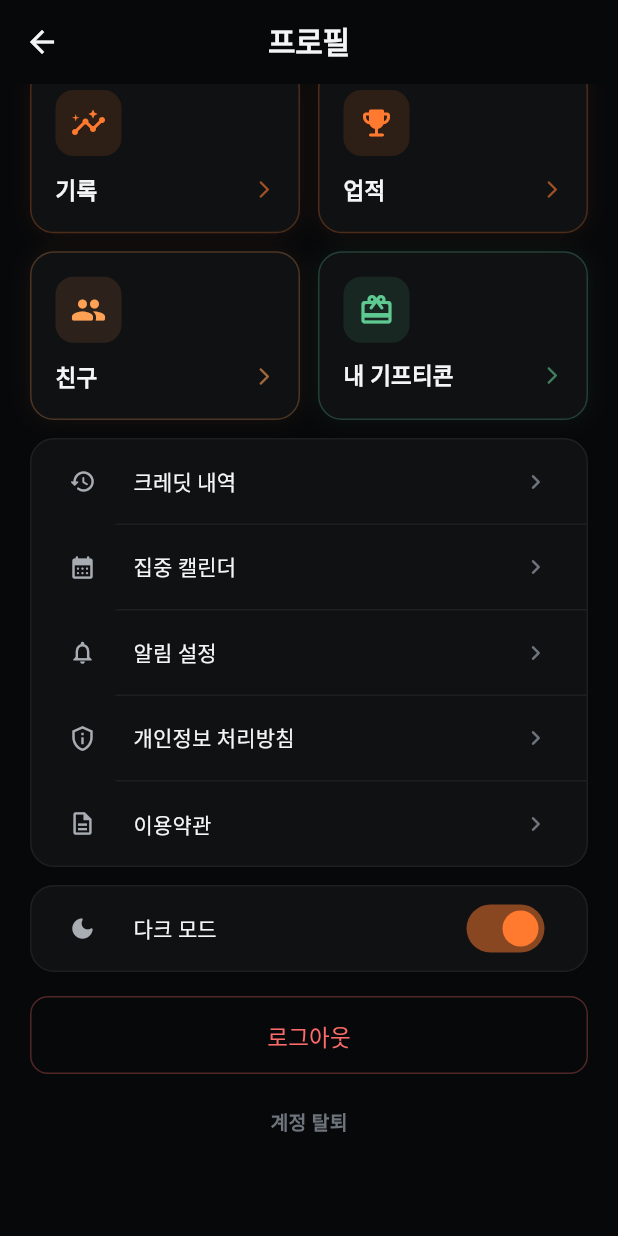
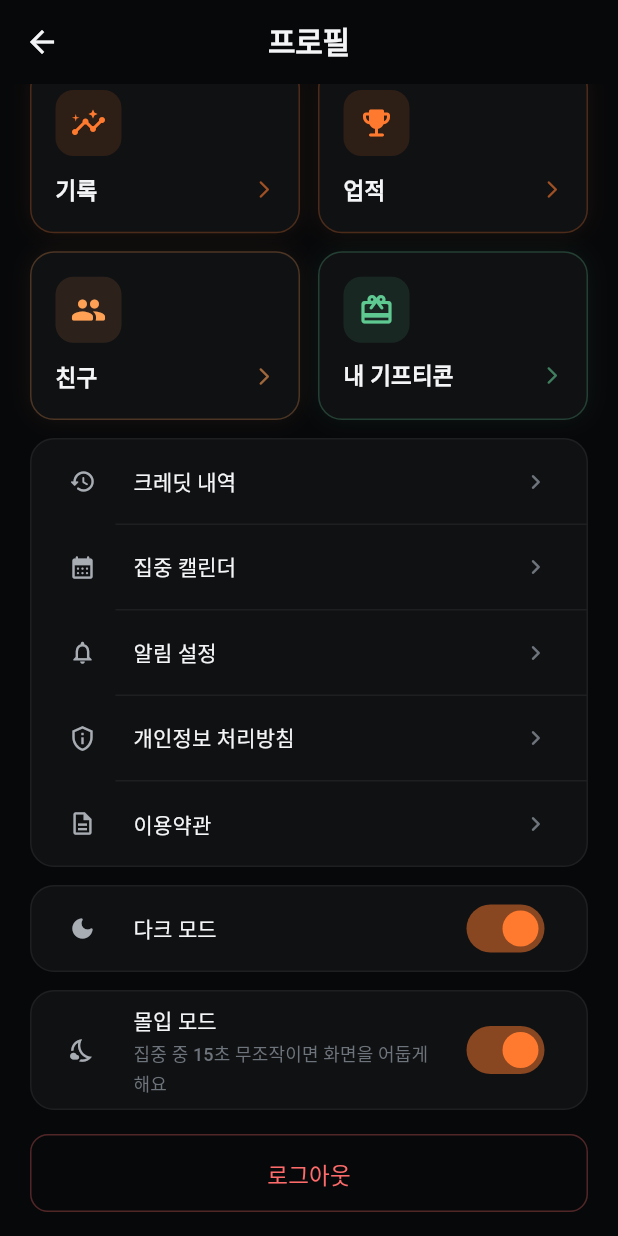
Before and after one commit to songeunyeol/focus-cash, a Flutter app: the ProfileScreen screen opened by its route, scrolled down 448 dp, on a phone screen of 412 x 824 dp. Run offline on Flutter 3.47's test engine with Material 3 defaults, Android fonts, the phone set to English and light mode, and no system bars; our stand-ins replace cloud_firestore, cloud_functions, firebase_analytics, firebase_auth, firebase_core, fl_chart and 9 more; missing offline and left inert: kakao_flutter_sdk_user; accounts and stored records are empty; Roboto replaces fonts that are missing (Pretendard).

Commit message:
feat: 몰입 모드 창 밝기 저하 + 설정 토글, 집중 화면 DS 토큰화
몰입 진입 시 현재 창만 밝기 0.04 로 낮추고 나갈 때 시스템 값으로 되돌린다. WRITE_SETTINGS 권한은 쓰지 않는다. 프로필에 토글이 있고 기본은 켜짐. 집중 화면 AppTheme/글로우를 걷고 완료 뷰는 보상 모드다.

```diff
--- a/lib/domain/immersion_rules.dart
+++ b/lib/domain/immersion_rules.dart
@@ -7,6 +7,10 @@
 abstract final class ImmersionRules {
   /// 마지막 조작 후 이 시간이 지나면 몰입으로 들어간다.
   static const Duration idleThreshold = Duration(seconds: 15);
+
+  /// 몰입 중 창 밝기 (0~1). OLED 픽셀을 거의 끄되 타이머는 읽을 수 있게 둔다.
+  /// 시스템 기본값(-1)이 아니라 앱 창에만 적용한다.
+  static const double dimBrightness = 0.04;
 
   /// 몰입 진입 여부.
   ///
--- a/lib/main.dart
+++ b/lib/main.dart
@@ -11,6 +11,7 @@ import 'config/routes.dart';
 import 'providers/auth_provider.dart';
 import 'providers/focus_provider.dart';
 import 'providers/goal_provider.dart';
+import 'providers/immersion_provider.dart';
 import 'providers/theme_provider.dart';
 import 'screens/common/update_required_screen.dart';
 import 'services/ad_service.dart';
@@ -63,6 +64,7 @@ class FocusCashApp extends StatelessWidget {
         ChangeNotifierProvider(create: (_) => FocusProvider()),
         ChangeNotifierProvider(create: (_) => ThemeProvider()),
         ChangeNotifierProvider(create: (_) => GoalProvider()),
+        ChangeNotifierProvider(create: (_) => ImmersionProvider()),
       ],
       child: Consumer<ThemeProvider>(
         builder: (context, themeProvider, _) => MaterialApp(
--- /dev/null
+++ b/lib/providers/immersion_provider.dart
@@ -0,0 +1,43 @@
+import 'package:flutter/foundation.dart';
+import 'package:shared_preferences/shared_preferences.dart';
+
+/// 몰입 모드 on/off. 기기 로컬 설정.
+///
+/// 집중 중 15초 무조작이면 검정 화면 + 창 밝기 저하로 들어간다.
+/// Firestore 에 둘 값이 아니라 기기 취향이라 SharedPreferences 가 맞다.
+class ImmersionProvider extends ChangeNotifier {
+  static const String prefsKey = 'immersion_enabled';
+
+  bool _enabled = true;
+  bool _loaded = false;
+
+  bool get enabled => _enabled;
+  bool get isLoaded => _loaded;
+
+  ImmersionProvider() {
+    _load();
+  }
+
+  Future<void> _load() async {
+    try {
+      final prefs = await SharedPreferences.getInstance();
+      _enabled = prefs.getBool(prefsKey) ?? true;
+    } catch (e) {
+      debugPrint('몰입 설정 불러오기 실패 (기본 on): $e');
+    }
+    _loaded = true;
+    notifyListeners();
+  }
+
+  Future<void> setEnabled(bool value) async {
+    if (_enabled == value) return;
+    _enabled = value;
+    notifyListeners();
+    try {
+      final prefs = await SharedPreferences.getInstance();
+      await prefs.setBool(prefsKey, value);
+    } catch (e) {
+      debugPrint('몰입 설정 저장 실패: $e');
+    }
+  }
+}
--- a/lib/screens/profile/profile_screen.dart
+++ b/lib/screens/profile/profile_screen.dart
@@ -5,6 +5,7 @@ import '../../config/constants.dart';
 import '../../config/theme.dart';
 import '../../config/routes.dart';
 import '../../providers/auth_provider.dart';
+import '../../providers/immersion_provider.dart';
 import '../../providers/theme_provider.dart';
 import '../../widgets/level_frame.dart';
 import '../../config/legal_texts.dart';
@@ -623,6 +624,51 @@ class ProfileScreen extends StatelessWidget {
             ),
           ),
         ),
+        const SizedBox(height: 12),
+
+        Consumer<ImmersionProvider>(
+          builder: (context, immersion, _) => Container(
+            decoration: BoxDecoration(
+              color: AppTheme.of(context).card,
+              borderRadius: BorderRadius.circular(16),
+              border: Border.all(color: AppTheme.of(context).borderSubtle),
+            ),
+            child: SwitchListTile(
+              secondary: Container(
+                width: 36,
+                height: 36,
+                decoration: BoxDecoration(
+                  color: AppTheme.of(context).surface,
+                  borderRadius: BorderRadius.circular(10),
+                ),
+                child: Icon(
+                  Icons.nights_stay_outlined,
+                  color: AppTheme.of(context).textSecondary,
+                  size: 18,
+                ),
+              ),
+              title: Text(
+                '몰입 모드',
+                style: TextStyle(
+                  color: AppTheme.of(context).textPrimary,
+                  fontSize: 14,
+                  fontWeight: FontWeight.w500,
+                ),
+              ),
+              subtitle: Text(
+                '집중 중 15초 무조작이면 화면을 어둡게 해요',
+                style: TextStyle(
+                  color: AppTheme.of(context).textMuted,
+                  fontSize: 12,
+                ),
+              ),
+              value: immersion.enabled,
+              onChanged: immersion.setEnabled,
+              activeThumbColor: AppTheme.primaryColor,
+              activeTrackColor: AppTheme.primaryColor.withValues(alpha: 0.5),
+            ),
+          ),
+        ),
         const SizedBox(height: 16),
 
         // 로그아웃
--- a/lib/widgets/immersion_shell.dart
+++ b/lib/widgets/immersion_shell.dart
@@ -5,6 +5,7 @@ import 'package:flutter/services.dart';
 
 import '../design/ds.dart';
 import '../domain/immersion_rules.dart';
+import '../services/screen_brightness_service.dart';
 
 /// 몰입 모드 껍데기 — 집중 화면의 "집중 중" 뷰를 감싼다.
 ///
@@ -13,7 +14,7 @@ import '../domain/immersion_rules.dart';
 /// 아무 곳이나 누르면 즉시 원래 화면으로 돌아온다.
 ///
 /// 시스템 UI(상태바·내비바)는 몰입 중에만 immersiveSticky 로 숨기고, 나갈 때 edgeToEdge 로 복원한다.
-/// 화면 밝기 저하는 플랫폼 채널이 필요해 이 골격에는 없다 (TODO: screen_brightness 도입 시 여기서).
+/// 창 밝기는 몰입 중에만 [ImmersionRules.dimBrightness] 로 낮추고, 나갈 때 시스템 값으로 되돌린다.
 class ImmersionShell extends StatefulWidget {
   const ImmersionShell({
     super.key,
@@ -82,6 +83,8 @@ class _ImmersionShellState extends State<ImmersionShell> {
   void _enter() {
     setState(() => _immersed = true);
     SystemChrome.setEnabledSystemUIMode(SystemUiMode.immersiveSticky);
+    unawaited(ScreenBrightnessService.setWindowBrightness(
+        ImmersionRules.dimBrightness));
     widget.onModeChanged?.call(true);
   }
 
@@ -95,6 +98,7 @@ class _ImmersionShellState extends State<ImmersionShell> {
 
   void _restoreSystemUi() {
     SystemChrome.setEnabledSystemUIMode(SystemUiMode.edgeToEdge);
+    unawaited(ScreenBrightnessService.setWindowBrightness(null));
   }
 
   void _touched(PointerEvent _) {
```
Also changed, not shown: lib/screens/focus/focus_screen.dart (+93 -129 lines), lib/services/screen_brightness_service.dart (added, +43 -0 lines), 2 other files.
